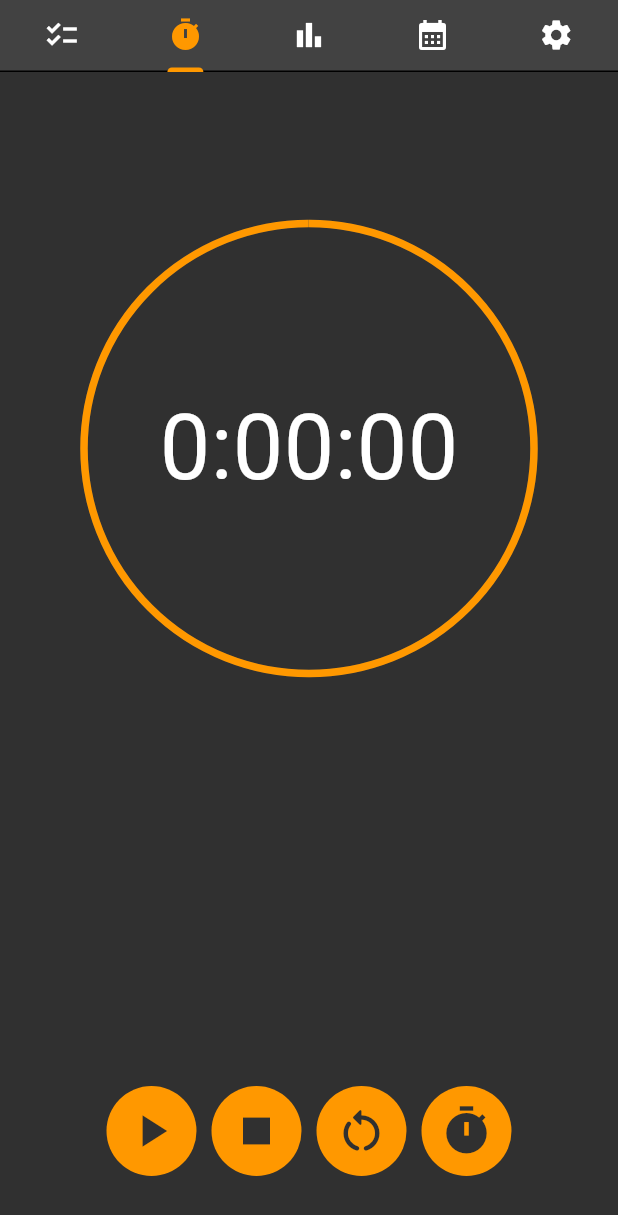
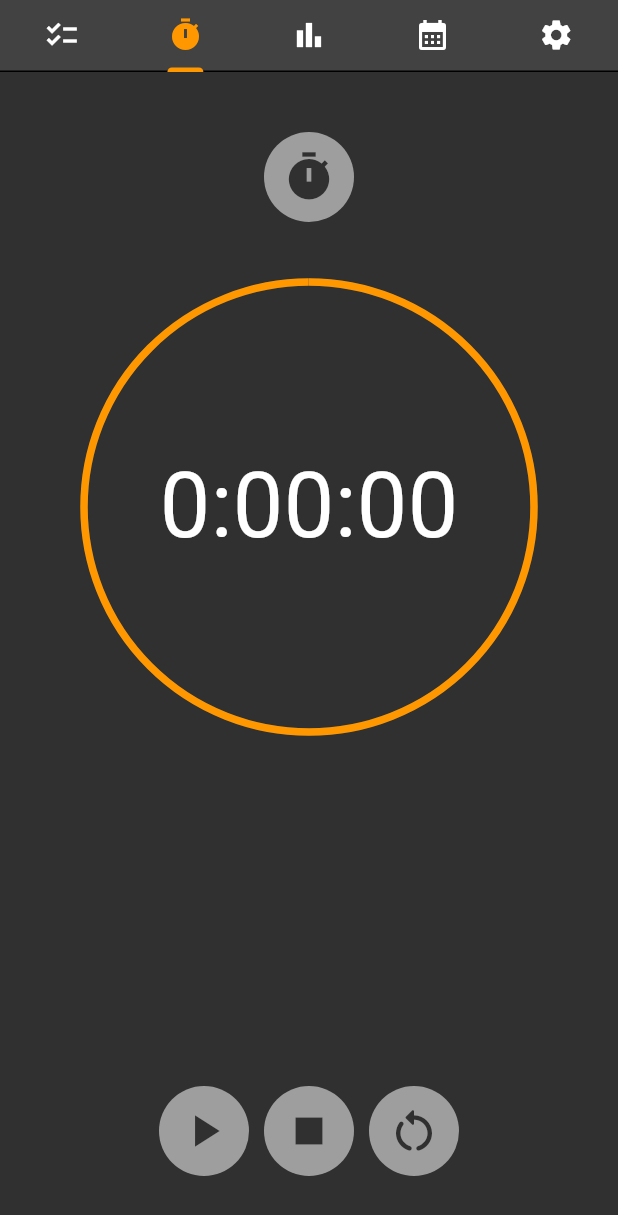
Before and after one commit to Knowny/flutter-time-manager, a Flutter app: the screen it shows after launch, tab 2 chosen, after a tap on the "timelapse" icon, after a tap on the "stop" icon, on a phone screen of 412 x 824 dp. Shown: the top 1215 px of the screen. Run offline on Flutter 3.47's test engine with Material 3 defaults, Android fonts, the phone set to English and light mode, and no system bars; our stand-ins replace fl_chart, flutter_slidable, hive, hive_flutter, table_calendar; accounts and stored records are empty.

Commit message:
async timer

```diff
--- a/itu_proj/lib/data/database.dart
+++ b/itu_proj/lib/data/database.dart
@@ -14,6 +14,7 @@ class ToDoDatabase {
   List toDoList = [];
   List activityList = [];
   List categoryList = [];
+  List ongoingActivity = [];
 
   // refference the box
   final _myBox = Hive.box('mybox');
@@ -23,6 +24,8 @@ class ToDoDatabase {
       ["Create the database", false],
       ["Pass the ITU", false],
     ];
+    //["name", "category", start_time, end_time, duration, goal]
+    ongoingActivity = [];
 
     activityList = [
     // ["ACTIVITY_NAME", "CATEGORY", date(dateTime), timeSpent (seconds)]
--- a/itu_proj/lib/pages/timer_page.dart
+++ b/itu_proj/lib/pages/timer_page.dart
@@ -13,6 +13,7 @@ import 'package:hive/hive.dart';
 import 'package:itu_proj/data/database.dart';
 import 'package:itu_proj/util/category_pick.dart';
 import 'package:itu_proj/util/timer_buttons.dart';
+//import 'dart:async';
 ///--------------------------------------------------------------
 ///                     CLASS TIMER PAGE
 ///--------------------------------------------------------------
@@ -23,7 +24,7 @@ class TimerPage extends StatefulWidget {
   State<TimerPage> createState() => _TimerPageState();
 }
 /// TickerProviderStateMixin for Animation controller vsync
-class _TimerPageState extends State<TimerPage> with TickerProviderStateMixin {
+class _TimerPageState extends State<TimerPage> with TickerProviderStateMixin, AutomaticKeepAliveClientMixin {
   ///--------------------------------------------------------------
   ///                          db
   ///--------------------------------------------------------------
@@ -35,6 +36,7 @@ class _TimerPageState extends State<TimerPage> with TickerProviderStateMixin {
   ///                     VARIABLES
   ///--------------------------------------------------------------
   late AnimationController controller;
+
   int minutes = 0;
   String categoryPickedName = "";
 
@@ -44,6 +46,8 @@ class _TimerPageState extends State<TimerPage> with TickerProviderStateMixin {
   bool activitySaved = false;
   double progress = 1.0;
   Duration lastTimer = Duration.zero;
+
+  String activityName = "";
 
 
   ///--------------------------------------------------------------
@@ -72,6 +76,7 @@ class _TimerPageState extends State<TimerPage> with TickerProviderStateMixin {
     super.initState();
 
     controller = AnimationController(vsync: this, duration: const Duration(seconds: 0));
+
     ///--------------------------------------------------------------
     ///                   CONTROLLER LISTENER
     ///--------------------------------------------------------------
@@ -110,10 +115,12 @@ class _TimerPageState extends State<TimerPage> with TickerProviderStateMixin {
       }
     });
   }
+  @override
+  bool get wantKeepAlive => true;
 
   void activityCreate(){
     final snackBar = SnackBar(
-      content: Text('Activity saved',
+      content: Text('$categoryPickedName for $lastTimer saved ',
         style: TextStyle(color: Colors.grey.shade900.withOpacity(1.0)),
       ),
       backgroundColor: Colors.grey.withOpacity(0.8),
@@ -129,12 +136,14 @@ class _TimerPageState extends State<TimerPage> with TickerProviderStateMixin {
         snackBar
       );
     }
+    db.ongoingActivity.clear();
   }
   ///--------------------------------------------------------------
   ///                     BUILD
   ///--------------------------------------------------------------
   @override
   Widget build(BuildContext context) {
+    super.build(context);
     return Scaffold(
       backgroundColor: Colors.grey[850],
       body:  Column(
@@ -142,18 +151,32 @@ class _TimerPageState extends State<TimerPage> with TickerProviderStateMixin {
           Expanded(
             child: Column(
               children: [
-                ///--------------------------------------------------------------
-                ///                     TOP TEXT
-                ///--------------------------------------------------------------
-                Padding(
+                //--------------------------------------------------------------
+                //                  TIMER MODE PICKER
+                //--------------------------------------------------------------
+                 Padding(
                   padding: const EdgeInsets.all(40),
-                  child: Text(
-                    "",
-                  ),
+                  child: GestureDetector(
+                    onTap: () {
+                      if(isIncremental){
+                        setState(() {
+                          isIncremental = false;
+                          minutes = 0;
+                        });
+
+                      }else{
+                      setState(() {
+                          isIncremental = true;
+                        });
+                      }
+                    },
+                    child: RoundButton(icon: isIncremental ? Icons.timer : Icons.timelapse),
+                  )
                 ),
-              ///--------------------------------------------------------------
-              ///                     TIMER CIRCLE
-              ///--------------------------------------------------------------
+
+              //--------------------------------------------------------------
+              //                     TIMER CIRCLE
+              //--------------------------------------------------------------
               Stack(
                 alignment: Alignment.center,
                 children: [
@@ -203,17 +226,17 @@ class _TimerPageState extends State<TimerPage> with TickerProviderStateMixin {
             ),
 
           ),
-          ///--------------------------------------------------------------
-          ///                     BUTTONS
-          ///--------------------------------------------------------------
+          //--------------------------------------------------------------
+          //                     BUTTONS
+          //--------------------------------------------------------------
           Padding(
             padding: const EdgeInsets.symmetric(horizontal: 10, vertical: 40),
             child: Row(
               mainAxisAlignment: MainAxisAlignment.center,
               children: [
-                ///--------------------------------------------------------------
-                ///                    PLAY/PAUSE
-                ///--------------------------------------------------------------
+                //--------------------------------------------------------------
+                //                    PLAY/PAUSE
+                //--------------------------------------------------------------
                 GestureDetector(
                   onTap: () {
                     if(!isIncremental && controller.duration == Duration.zero){ //decrementing from 0
@@ -287,9 +310,9 @@ class _TimerPageState extends State<TimerPage> with TickerProviderStateMixin {
                     icon: isRunning ? Icons.pause : Icons.play_arrow,
                     )
                 ),
-                ///--------------------------------------------------------------
-                ///                     STOP
-                ///--------------------------------------------------------------
+                //--------------------------------------------------------------
+                //                     STOP
+                //--------------------------------------------------------------
                 GestureDetector(
                   onTap:() {
                     controller.reset();
@@ -303,9 +326,9 @@ class _TimerPageState extends State<TimerPage> with TickerProviderStateMixin {
                     icon: Icons.stop
                   ),
                 ),
-                ///--------------------------------------------------------------
-                ///                     RESET
-                ///--------------------------------------------------------------
+                //--------------------------------------------------------------
+                //                     RESET
+                //--------------------------------------------------------------
                 GestureDetector(
                   onTap: () {
                     if(categoryPickedName != "" && lastTimer != Duration.zero){
@@ -330,26 +353,9 @@ class _TimerPageState extends State<TimerPage> with TickerProviderStateMixin {
 
                   },
                   child: const RoundButton(icon: Icons.restart_alt_rounded),
-                ),
-                ///--------------------------------------------------------------
-                ///                     TIMER MODE
-                ///--------------------------------------------------------------
-                GestureDetector(
-                  onTap: () {
-                    if(isIncremental){
-                      setState(() {
-                        isIncremental = false;
-                        minutes = 0;
-                      });
+                )
 
-                    }else{
-                     setState(() {
-                        isIncremental = true;
-                      });
-                    }
-                  },
-                  child: RoundButton(icon: isIncremental ? Icons.timer : Icons.timelapse),
-                )
+
               ],
             ),
           )
```
Also changed, not shown: itu_proj/lib/util/timer_buttons.dart (+29 -0 lines).
